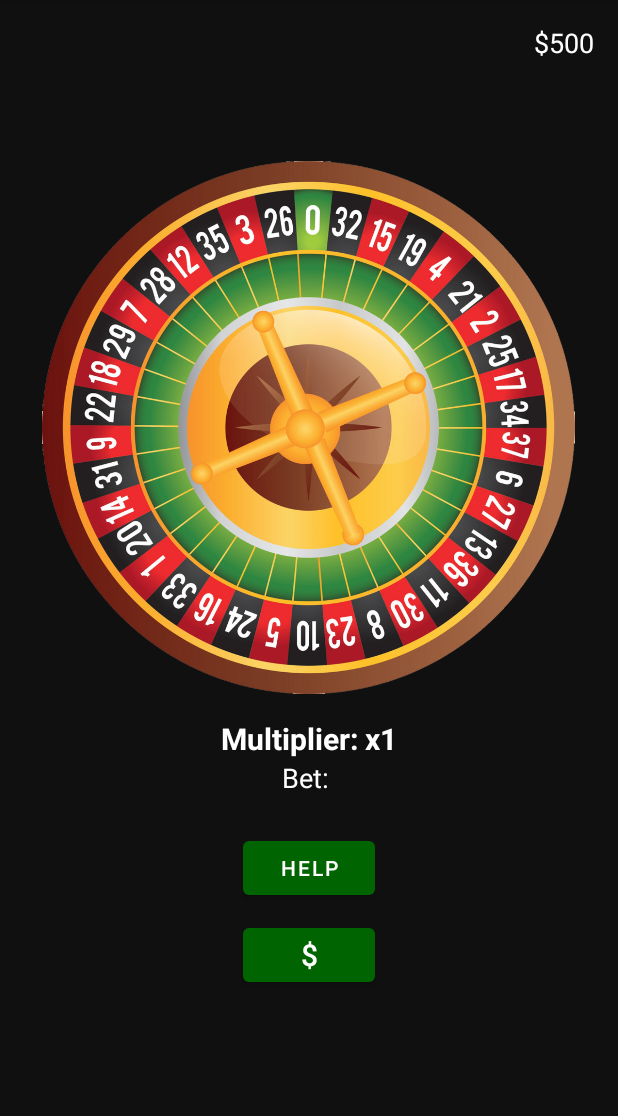
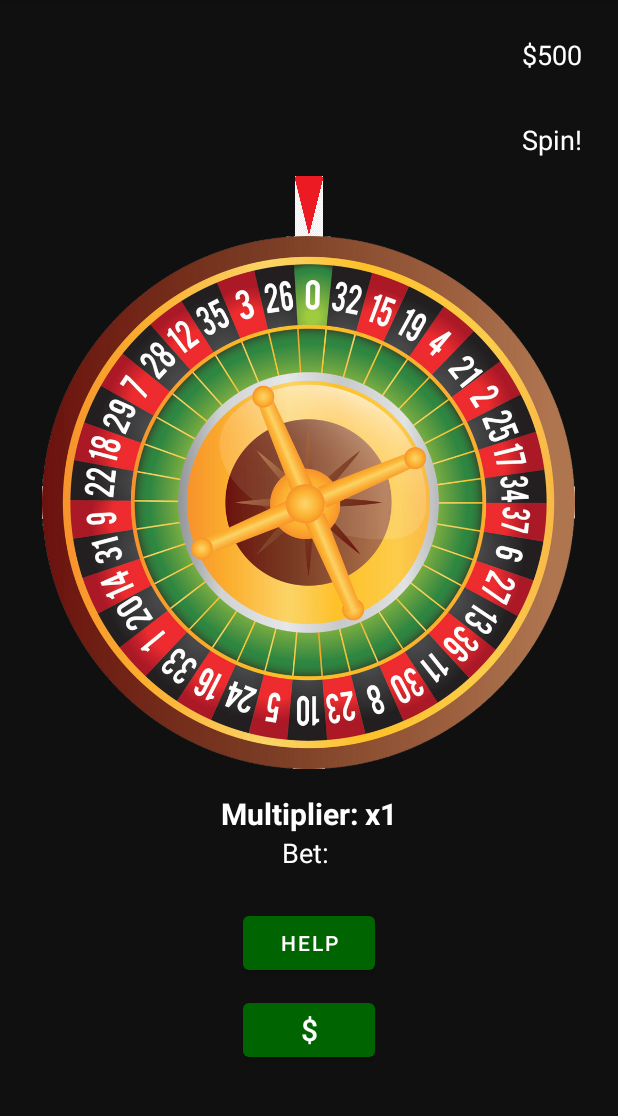
Before and after one commit to Israel-Jauregui/RouletteApp, an Android app: the screen it shows after launch (MainActivity), on a phone screen of 412 x 824 dp, the part 84-1200 px from its top. Run offline under Robolectric (Android 15) with nearby library versions, the light colour scheme and no system bars.

Commit message:
Working Wheel & Dialogs are viewable + UI has been incoporated

```diff
--- a/app/src/main/java/com/zybooks/roulette/MainActivity.java
+++ b/app/src/main/java/com/zybooks/roulette/MainActivity.java
@@ -2,14 +2,23 @@ package com.zybooks.roulette;
 
 import android.content.Intent;
 import android.os.Bundle;
+import android.annotation.SuppressLint;
+import android.animation.Animator;
+import android.animation.ObjectAnimator;
+import android.view.MotionEvent;
+import android.view.animation.DecelerateInterpolator;
+
 import android.view.Menu;
 import android.view.MenuItem;
 import android.widget.Button;
 import android.widget.ImageView;
 import android.widget.TextView;
 import android.widget.Toast;
+import android.view.GestureDetector;
 
 import androidx.appcompat.app.AppCompatActivity;
+import java.util.Random;
+import androidx.annotation.NonNull;
 
 public class MainActivity extends AppCompatActivity
         implements OddsEvenDialogFragment.OnOddsEvenSelectedListener,
@@ -18,22 +27,51 @@ public class MainActivity extends AppCompatActivity
         RangeDialogFragment.OnRangeSelectedListener {
 
     private User user;
-    private RouletteWheel rouletteWheel;
+    private ImageView rouletteWheel;
     private TextView balanceText;
+    private TextView resultText;
+    private GestureDetector gestureDetector;
+    private Random random;
 
+    private static final int NUM_SLOTS = 38;
+    private static final float SLOT_DEGREES = 360f / NUM_SLOTS;
+
+    private static final int[] wheelSequence = {
+            0, 32, 15, 19, 4, 21, 2, 25, 17, 34,
+            37, 6, 27, 13, 36, 11, 30, 8, 23, 10,
+            5, 24, 16, 33, 1, 20, 14, 31, 9, 22,
+            18, 29, 7, 28, 12, 35, 3, 26
+    };
+    @SuppressLint("MissingInflatedId")
     @Override
     protected void onCreate(Bundle savedInstanceState) {
         super.onCreate(savedInstanceState);
         user = new User(this);
         setContentView(R.layout.activity_main);
+        rouletteWheel = findViewById(R.id.rouletteTable);
 
-        ImageView wheelView = findViewById(R.id.rouletteTable);
+
         balanceText = findViewById(R.id.MoneyText);
+        resultText = findViewById(R.id.balanceText);
+        random = new Random();
+
+
+
         Button helpButton = findViewById(R.id.helpButton);
         Button moneyButton = findViewById(R.id.moneyButton);
 
-        rouletteWheel = new RouletteWheel(wheelView);
         balanceText.setText("$" + user.getMoney());
+
+        gestureDetector = new GestureDetector(this, new GestureDetector.SimpleOnGestureListener() {
+            @Override
+            public boolean onFling(MotionEvent e1, MotionEvent e2, float velocityX, float velocityY) {
+                spinWheel(velocityX, velocityY);
+                return true;
+            }
+        });
+
+        rouletteWheel.setOnTouchListener((v, event) -> gestureDetector.onTouchEvent(event));
+
 
         // Help button opens HelpActivity
         helpButton.setOnClickListener(v ->
@@ -48,6 +86,41 @@ public class MainActivity extends AppCompatActivity
     public boolean onCreateOptionsMenu(Menu menu) {
         getMenuInflater().inflate(R.menu.roulette_menu, menu);
         return true;
+    }
+
+    private void spinWheel(float velocityX, float velocityY) {
+        int randomIndex = random.nextInt(NUM_SLOTS);
+        int result = wheelSequence[randomIndex];
+
+        float flickPower = Math.abs(velocityX) + Math.abs(velocityY);
+        int spinCount = (int) Math.min(15, flickPower / 1500);
+        if (spinCount < 5) spinCount = 5;
+
+        int targetAngle = (int) (360 - (randomIndex * SLOT_DEGREES));
+        int finalDegree = (spinCount * 360) + targetAngle;
+
+        ObjectAnimator rotate = ObjectAnimator.ofFloat(rouletteWheel, "rotation", 0f, finalDegree);
+        rotate.setDuration(4000);
+        rotate.setInterpolator(new DecelerateInterpolator());
+
+        rotate.addListener(new Animator.AnimatorListener() {
+            @Override
+            public void onAnimationStart(Animator animator) {
+                resultText.setText("Spinning...");
+            }
+
+            @Override
+            public void onAnimationEnd(Animator animator) {
+                // Handle 00 as 37 in the array
+                String resultLabel = (result == 37) ? "00" : String.valueOf(result);
+                resultText.setText("Result: " + resultLabel);
+            }
+
+            @Override public void onAnimationCancel(@NonNull Animator animator) {}
+            @Override public void onAnimationRepeat(@NonNull Animator animator) {}
+        });
+
+        rotate.start();
     }
 
     @Override
--- a/app/src/main/res/layout/activity_main.xml
+++ b/app/src/main/res/layout/activity_main.xml
@@ -9,6 +9,15 @@
     tools:context="com.zybooks.roulette.MainActivity">
 
     <!-- Balance placeholder showing a single $ -->
+
+    <LinearLayout
+        android:layout_width="wrap_content"
+        android:layout_height="wrap_content"
+        android:orientation="vertical"
+        android:layout_alignParentTop="true"
+        android:layout_alignParentEnd="true"
+        android:layout_margin="8dp"
+        android:gravity="end">
     <TextView
         android:id="@+id/MoneyText"
         android:layout_width="wrap_content"
@@ -16,9 +25,19 @@
         android:text="$"
         android:textColor="#FFFFFF"
         android:textSize="18sp"
-        android:layout_alignParentTop="true"
-        android:layout_alignParentEnd="true"
+
         android:layout_margin="16dp" />
+
+    <TextView
+        android:id="@+id/balanceText"
+        android:layout_width="wrap_content"
+        android:layout_height="wrap_content"
+        android:text="Spin!"
+        android:textColor="#FFFFFF"
+        android:textSize="18sp"
+
+        android:layout_margin="16dp" />
+    </LinearLayout>
 
     <!-- Center content: wheel + UI elements -->
     <LinearLayout
@@ -27,6 +46,15 @@
         android:orientation="vertical"
         android:gravity="center">
 
+        <ImageView
+            android:id="@+id/pointer"
+            android:layout_width="40dp"
+            android:layout_height="40dp"
+            android:src="@drawable/img"
+            android:layout_centerHorizontal="true"
+            android:layout_marginTop="60dp"
+            android:rotation="360"
+            android:layout_alignParentTop="true"/>
         <ImageView
             android:id="@+id/rouletteTable"
             android:layout_width="355dp"
```
Also changed, not shown: app/src/main/res/drawable/img.png (added).
